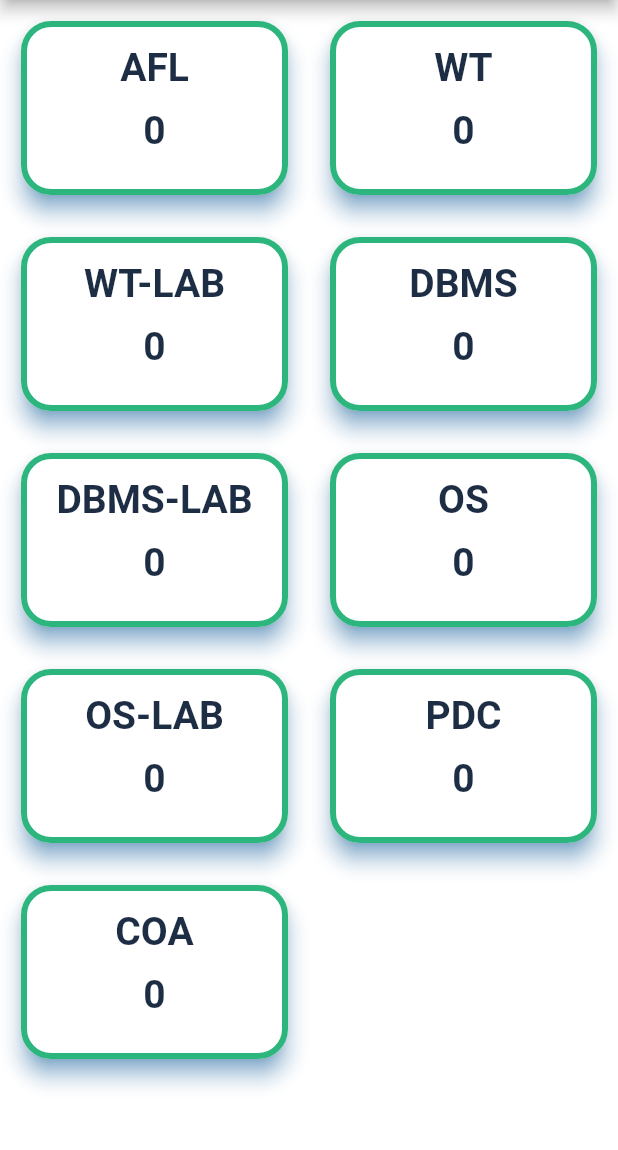
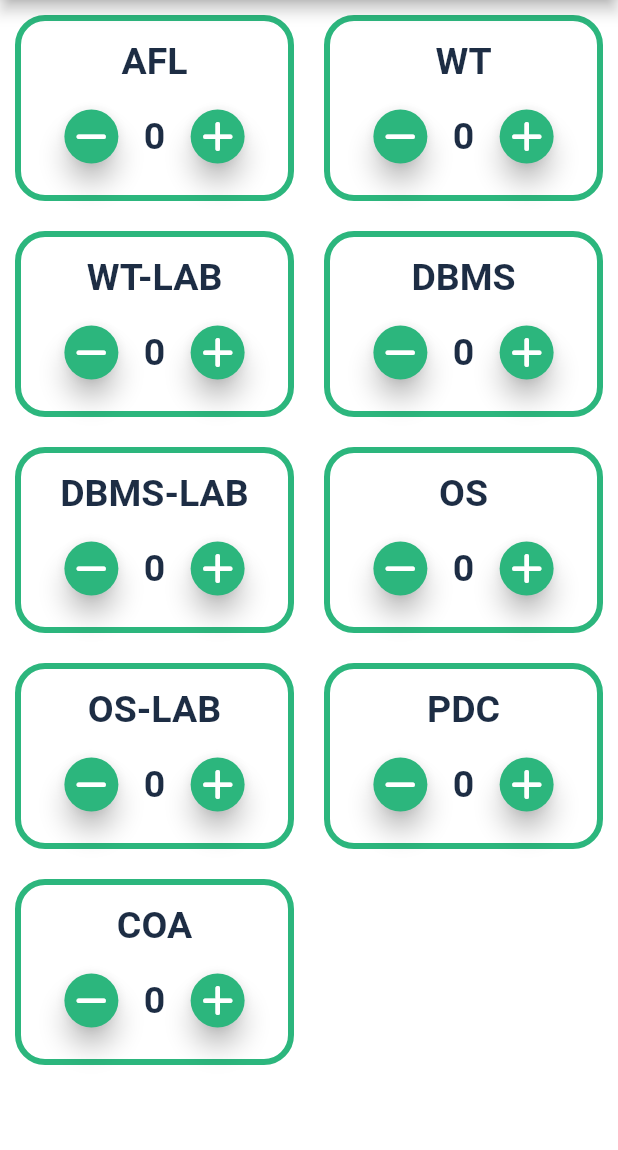
Before and after one commit to Jayakrishnan-manoj/Bunk-Tracker, a Flutter app: the screen it shows after launch, on a phone screen of 412 x 824 dp, the part 84-1234 px from its top. Run offline on Flutter 3.47's test engine with Material 2 defaults, Android fonts, the phone set to English and light mode, and no system bars; our stand-ins replace font_awesome_flutter, shared_preferences.

Commit message:
Revert "style: changed homescreen style"
This reverts commit 33836de730b9a664cb8a31d2615526e988eb6014.

```diff
--- a/lib/constants/constants.dart
+++ b/lib/constants/constants.dart
@@ -3,7 +3,7 @@ import 'package:flutter/material.dart';
 const kGridTextStyle = TextStyle(
   color: kTextColor,
   fontWeight: FontWeight.bold,
-  fontSize: 26,
+  fontSize: 25,
 );
 
 const textInputDecoration = InputDecoration(
--- a/lib/widgets/subject_item.dart
+++ b/lib/widgets/subject_item.dart
@@ -17,7 +17,7 @@ class SubjectItem extends StatefulWidget {
 
 class _SubjectItemState extends State<SubjectItem> {
   int attendance = 0;
-
+  Map<String, List<DateTime>> inkwellDates = {};
 
   @override
   void initState() {
@@ -32,6 +32,7 @@ class _SubjectItemState extends State<SubjectItem> {
   @override
   Widget build(BuildContext context) {
     return InkWell(
+      borderRadius: BorderRadius.circular(20),
       onTap: () => Navigator.push(
         context,
         MaterialPageRoute(
@@ -41,19 +42,10 @@ class _SubjectItemState extends State<SubjectItem> {
           ),
         ),
       ),
-      child: Card(
-        shape: RoundedRectangleBorder(
-          borderRadius: BorderRadius.circular(20),
-        ),
-        shadowColor: Colors.blue,
-        elevation: 6,
       child: Container(
         padding: const EdgeInsets.all(12),
         decoration: BoxDecoration(
-            border: Border.all(
-              width: 4,
-              color: kAppBarColor,
-            ),
+          border: Border.all(width: 4, color: const Color(0xFF2cb67d)),
           color: Colors.white,
           borderRadius: BorderRadius.circular(20),
         ),
@@ -65,66 +57,65 @@ class _SubjectItemState extends State<SubjectItem> {
               mainAxisAlignment: MainAxisAlignment.spaceEvenly,
               crossAxisAlignment: CrossAxisAlignment.center,
               children: [
-                  Text(attendance.toString(), style: kGridTextStyle),
+                ElevatedButton(
+                  style: ElevatedButton.styleFrom(
+                    elevation: 7,
+                    backgroundColor: kAppBarColor,
+                    shape: const CircleBorder(),
+                  ),
+                  onPressed: () {
+                    setState(() {
+                      attendance--;
+                      saveAttendance(attendance, widget.id);
+                    });
+                  },
+                  child: const Icon(
+                    FontAwesomeIcons.minus,
+                    color: Colors.white,
+                  ),
+                ),
+                Text(
+                  attendance.toString(),
+                  style: kGridTextStyle,
+                ),
+                ElevatedButton(
+                  style: ElevatedButton.styleFrom(
+                    elevation: 7,
+                    backgroundColor:
+                        Theme.of(context).appBarTheme.backgroundColor,
+                    shape: const CircleBorder(),
+                  ),
+                  onPressed: () {
+                    popUpDialog(context);
+                    setState(() {
+                      saveAttendance(attendance, widget.id)
+                          .whenComplete(() => attendance++);
+                      if (!inkwellDates.containsKey(widget.title)) {
+                        inkwellDates[widget.title] = [];
+                      }
+                    });
+                  },
+                  child: const Icon(
+                    FontAwesomeIcons.plus,
+                    color: Colors.white,
+                  ),
+                ),
               ],
             ),
           ],
         ),
       ),
+    );
+  }
+
+  popUpDialog(BuildContext context) {
+    showDialog(
+      barrierDismissible: false,
+      context: context,
+      builder: (context) => DateDialog(
+        dateList: inkwellDates,
+        subName: widget.title,
       ),
     );
   }
-
-
 }
-
-// ElevatedButton(
-                  //   style: ElevatedButton.styleFrom(
-                  //     elevation: 7,
-                  //     backgroundColor: kAppBarColor,
-                  //     shape: const CircleBorder(),
-                  //   ),
-                  //   onPressed: () {
-                  //     setState(() {
-                  //       Navigator.of(context).push(
-                  //         MaterialPageRoute(
-                  //           builder: (context) => DateScreen(
-                  //             title: widget.title,
-                  //             subName: widget.title,
-                  //           ),
-                  //         ),
-                  //       );
-                  //       if (attendance > 0) {
-                  //         attendance--;
-                  //         saveAttendance(attendance, widget.id);
-                  //       }
-                  //     });
-                  //   },
-                  //   child: const Icon(
-                  //     FontAwesomeIcons.minus,
-                  //     color: Colors.white,
-                  //   ),
-                  // ),
-
-// ElevatedButton(
-                  //   style: ElevatedButton.styleFrom(
-                  //     elevation: 7,
-                  //     backgroundColor:
-                  //         Theme.of(context).appBarTheme.backgroundColor,
-                  //     shape: const CircleBorder(),
-                  //   ),
-                  //   onPressed: () {
-                  //     popUpDialog(context);
-                  //     setState(() {
-                  //       saveAttendance(attendance, widget.id)
-                  //           .whenComplete(() => attendance++);
-                  //       if (!inkwellDates.containsKey(widget.title)) {
-                  //         inkwellDates[widget.title] = [];
-                  //       }
-                  //     });
-                  //   },
-                  //   child: const Icon(
-                  //     FontAwesomeIcons.plus,
-                  //     color: Colors.white,
-                  //   ),
-                  // ),
```
Also changed, not shown: lib/widgets/delete_dialog.dart (deleted, +0 -27 lines). Lines whose indentation alone changed are shown as unchanged.
